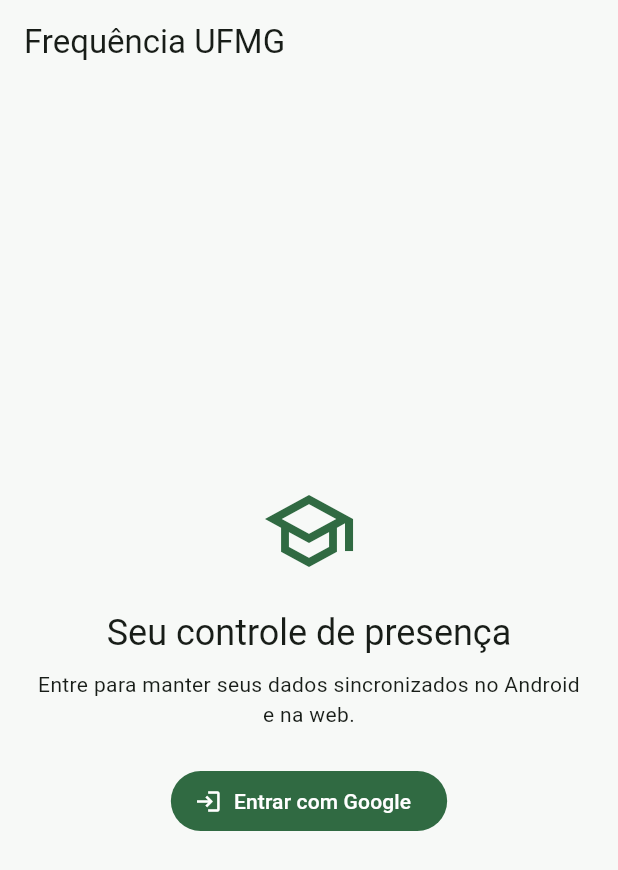
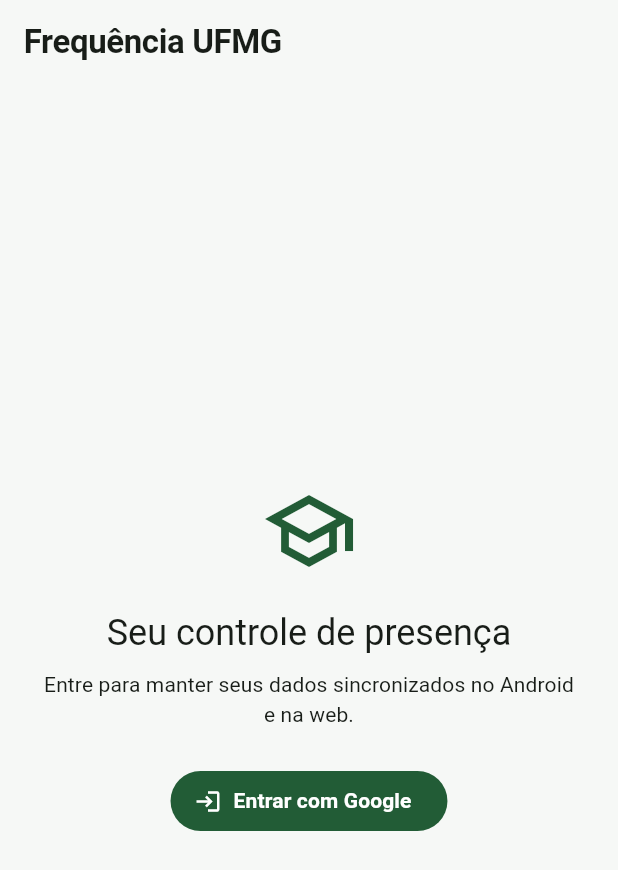
Before and after one commit to Eduardohrs/frequencia-ufmg, a Flutter app: the screen it shows after launch, on a phone screen of 412 x 824 dp. Shown: the top 870 px of the screen. Run offline on Flutter 3.47's test engine with Material 3 defaults, Android fonts, the phone set to English and light mode, and no system bars; our stand-ins replace cloud_firestore, firebase_analytics, firebase_auth, firebase_core, firebase_crashlytics, google_sign_in and 3 more; missing offline and left inert: firebase_app_check; accounts and stored records are empty.

Commit message:
feat: establish accessible visual foundations

```diff
--- /dev/null
+++ b/apps/client/lib/design/app_theme.dart
@@ -0,0 +1,198 @@
+import 'package:flutter/material.dart';
+
+abstract final class AppSpacing {
+  static const double xxs = 4;
+  static const double xs = 8;
+  static const double sm = 12;
+  static const double md = 16;
+  static const double lg = 24;
+  static const double xl = 32;
+  static const double xxl = 48;
+}
+
+abstract final class AppRadii {
+  static const double control = 10;
+  static const double card = 16;
+  static const double prominent = 24;
+}
+
+@immutable
+class AppSemanticColors extends ThemeExtension<AppSemanticColors> {
+  const AppSemanticColors({
+    required this.success,
+    required this.warning,
+    required this.info,
+    required this.subtleSurface,
+    required this.separator,
+  });
+
+  final Color success;
+  final Color warning;
+  final Color info;
+  final Color subtleSurface;
+  final Color separator;
+
+  @override
+  AppSemanticColors copyWith({
+    Color? success,
+    Color? warning,
+    Color? info,
+    Color? subtleSurface,
+    Color? separator,
+  }) => AppSemanticColors(
+    success: success ?? this.success,
+    warning: warning ?? this.warning,
+    info: info ?? this.info,
+    subtleSurface: subtleSurface ?? this.subtleSurface,
+    separator: separator ?? this.separator,
+  );
+
+  @override
+  AppSemanticColors lerp(AppSemanticColors? other, double t) {
+    if (other == null) return this;
+    return AppSemanticColors(
+      success: Color.lerp(success, other.success, t)!,
+      warning: Color.lerp(warning, other.warning, t)!,
+      info: Color.lerp(info, other.info, t)!,
+      subtleSurface: Color.lerp(subtleSurface, other.subtleSurface, t)!,
+      separator: Color.lerp(separator, other.separator, t)!,
+    );
+  }
+}
+
+@immutable
+class AppMotion extends ThemeExtension<AppMotion> {
+  const AppMotion({
+    this.feedback = const Duration(milliseconds: 110),
+    this.transition = const Duration(milliseconds: 240),
+  });
+
+  final Duration feedback;
+  final Duration transition;
+
+  @override
+  AppMotion copyWith({Duration? feedback, Duration? transition}) => AppMotion(
+    feedback: feedback ?? this.feedback,
+    transition: transition ?? this.transition,
+  );
+
+  @override
+  AppMotion lerp(AppMotion? other, double t) {
+    if (other == null) return this;
+    return t < .5 ? this : other;
+  }
+}
+
+abstract final class AppTheme {
+  static const _seed = Color(0xFF006633);
+
+  static ThemeData light({bool highContrast = false}) =>
+      _build(brightness: Brightness.light, highContrast: highContrast);
+
+  static ThemeData dark({bool highContrast = false}) =>
+      _build(brightness: Brightness.dark, highContrast: highContrast);
+
+  static ThemeData _build({
+    required Brightness brightness,
+    required bool highContrast,
+  }) {
+    final dark = brightness == Brightness.dark;
+    final scheme = ColorScheme.fromSeed(
+      seedColor: _seed,
+      brightness: brightness,
+      contrastLevel: highContrast ? 1 : .15,
+    );
+    final surface = dark ? const Color(0xFF111412) : const Color(0xFFF6F8F6);
+    final card = dark ? const Color(0xFF191D1A) : const Color(0xFFFFFFFF);
+    final separator = dark
+        ? (highContrast ? const Color(0xFF8C958F) : const Color(0xFF343A36))
+        : (highContrast ? const Color(0xFF59625C) : const Color(0xFFDCE3DE));
+    final baseText = Typography.material2021(
+      platform: TargetPlatform.iOS,
+    ).black.apply(bodyColor: scheme.onSurface, displayColor: scheme.onSurface);
+    final text = baseText.copyWith(
+      headlineMedium: baseText.headlineMedium?.copyWith(
+        fontWeight: FontWeight.w700,
+        height: 1.12,
+        letterSpacing: -.6,
+      ),
+      titleLarge: baseText.titleLarge?.copyWith(
+        fontWeight: FontWeight.w700,
+        height: 1.18,
+        letterSpacing: -.25,
+      ),
+      titleMedium: baseText.titleMedium?.copyWith(
+        fontWeight: FontWeight.w600,
+        height: 1.25,
+        letterSpacing: -.1,
+      ),
+      bodyLarge: baseText.bodyLarge?.copyWith(height: 1.45, letterSpacing: 0),
+      bodyMedium: baseText.bodyMedium?.copyWith(
+        height: 1.45,
+        letterSpacing: .1,
+      ),
+      labelLarge: baseText.labelLarge?.copyWith(
+        fontWeight: FontWeight.w600,
+        height: 1.2,
+        letterSpacing: .1,
+      ),
+    );
+
+    return ThemeData(
+      brightness: brightness,
+      colorScheme: scheme,
+      useMaterial3: true,
+      scaffoldBackgroundColor: surface,
+      textTheme: text,
+      splashFactory: NoSplash.splashFactory,
+      appBarTheme: AppBarTheme(
+        backgroundColor: surface,
+        foregroundColor: scheme.onSurface,
+        surfaceTintColor: Colors.transparent,
+        elevation: 0,
+        scrolledUnderElevation: 0,
+      ),
+      cardTheme: CardThemeData(
+        color: card,
+        surfaceTintColor: Colors.transparent,
+        elevation: 0,
+        margin: EdgeInsets.zero,
+        shape: RoundedRectangleBorder(
+          side: BorderSide(color: separator),
+          borderRadius: BorderRadius.circular(AppRadii.card),
+        ),
+      ),
+      dividerTheme: DividerThemeData(color: separator, space: 1),
+      inputDecorationTheme: InputDecorationTheme(
+        filled: true,
+        fillColor: card,
+        contentPadding: const EdgeInsets.symmetric(
+          horizontal: AppSpacing.md,
+          vertical: AppSpacing.sm,
+        ),
+        border: OutlineInputBorder(
+          borderRadius: BorderRadius.circular(AppRadii.control),
+        ),
+      ),
+      extensions: [
+        AppSemanticColors(
+          success: dark ? const Color(0xFF65D58A) : const Color(0xFF197A3E),
+          warning: dark ? const Color(0xFFFFC66B) : const Color(0xFF925900),
+          info: dark ? const Color(0xFF71B7FF) : const Color(0xFF1769AA),
+          subtleSurface: dark
+              ? const Color(0xFF212622)
+              : const Color(0xFFEEF2EF),
+          separator: separator,
+        ),
+        const AppMotion(),
+      ],
+    );
+  }
+}
+
+extension AppThemeContext on BuildContext {
+  AppSemanticColors get semanticColors =>
+      Theme.of(this).extension<AppSemanticColors>()!;
+
+  AppMotion get motion => Theme.of(this).extension<AppMotion>()!;
+}
--- a/apps/client/lib/main.dart
+++ b/apps/client/lib/main.dart
@@ -21,6 +21,7 @@
 import 'data/shared_preferences_academic_overview_cache.dart';
 import 'data/shared_preferences_schedule_cache.dart';
 import 'data/ufmg_sync_schedule.dart';
+import 'design/app_theme.dart';
 import 'firebase_options.dart';
 import 'observability/app_logger.dart';
 import 'observability/error_reporting.dart';
@@ -196,25 +197,11 @@
   Widget build(BuildContext context) {
     return MaterialApp(
       title: 'Frequência UFMG',
-      theme: ThemeData(
-        colorScheme: ColorScheme.fromSeed(seedColor: const Color(0xFF006633)),
-        useMaterial3: true,
-        scaffoldBackgroundColor: const Color(0xFFF7F9F7),
-        appBarTheme: const AppBarTheme(
-          backgroundColor: Color(0xFFF7F9F7),
-          surfaceTintColor: Colors.transparent,
-        ),
-        cardTheme: CardThemeData(
-          color: Colors.white,
-          shape: RoundedRectangleBorder(
-            side: const BorderSide(color: Color(0xFFDDE5DF)),
-            borderRadius: BorderRadius.circular(12),
-          ),
-        ),
-        inputDecorationTheme: const InputDecorationTheme(
-          border: OutlineInputBorder(),
-        ),
-      ),
+      theme: AppTheme.light(),
+      darkTheme: AppTheme.dark(),
+      highContrastTheme: AppTheme.light(highContrast: true),
+      highContrastDarkTheme: AppTheme.dark(highContrast: true),
+      themeMode: ThemeMode.system,
       home: AuthGate(
         authGateway: authGateway,
         logger: logger,
```
Also changed, not shown: apps/client/lib/design/course_identity.dart (added, +79 -0 lines), apps/client/lib/design/design_catalog.dart (added, +133 -0 lines), 1 other file.
